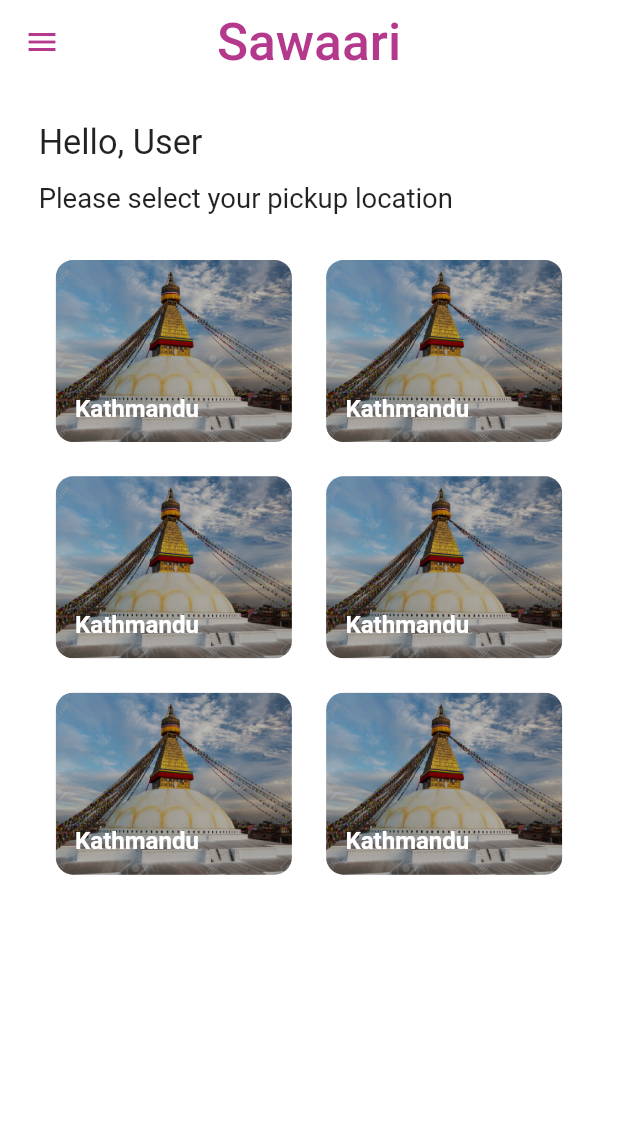
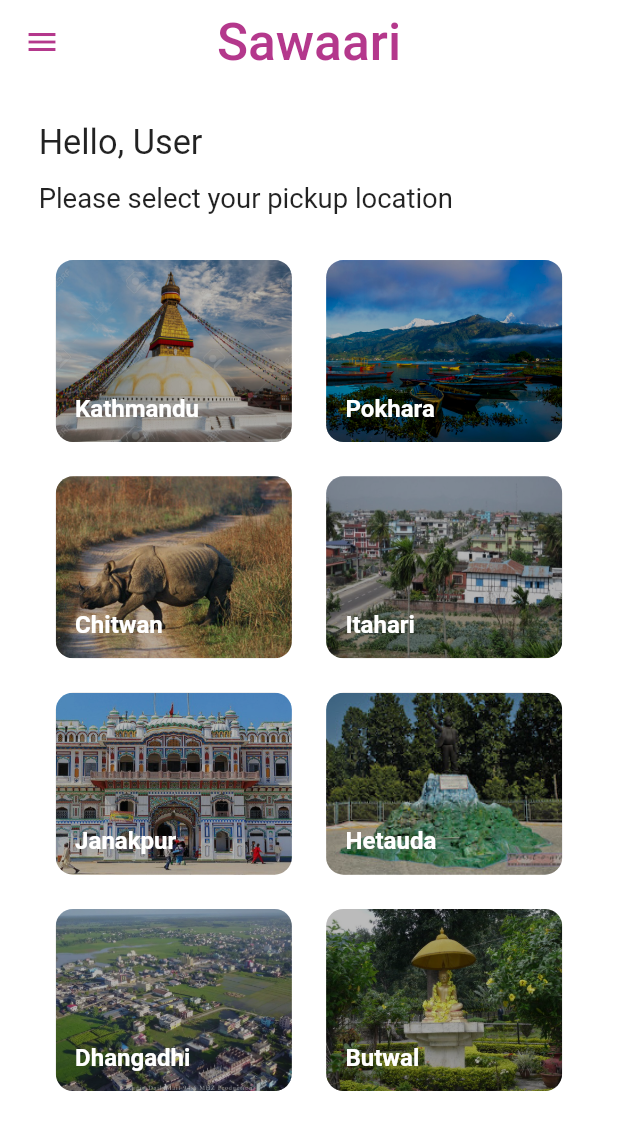
Before and after one commit to bprayush/Saawari, a Flutter app: the HomePage screen opened by its route, on a phone screen of 412 x 824 dp. Shown: the top 1130 px of the screen. Run offline on Flutter 3.47's test engine with Material 2 defaults, Android fonts, the phone set to English and light mode, and no system bars; our stand-ins replace flutter_screenutil.

Commit message:
Finished home page

```diff
--- /dev/null
+++ b/lib/src/assets/cities.dart
@@ -0,0 +1,25 @@
+import 'assets.dart';
+
+class Cities {
+  static List<String> names = [
+    'Kathmandu',
+    'Pokhara',
+    'Chitwan',
+    'Itahari',
+    'Janakpur',
+    'Hetauda',
+    'Dhangadhi',
+    'Butwal',
+  ];
+
+  static Map<String, String> cityImages = {
+    names[0]: Images.kathmandu,
+    names[1]: Images.pokhara,
+    names[2]: Images.chitwan,
+    names[3]: Images.itahari,
+    names[4]: Images.janakpur,
+    names[5]: Images.hetauda,
+    names[6]: Images.dhangadhi,
+    names[7]: Images.butwal,
+  };
+}
--- a/lib/src/pages/home_page/home_page.dart
+++ b/lib/src/pages/home_page/home_page.dart
@@ -1,6 +1,7 @@
 import 'package:flutter/material.dart';
 import 'package:flutter_screenutil/flutter_screenutil.dart';
 import 'package:sawari/src/assets/assets.dart';
+import 'package:sawari/src/assets/cities.dart';
 import 'package:sawari/src/widgets/location_widget/location_widget.dart';
 import 'package:sawari/src/widgets/logo/logo.dart';
 
@@ -59,14 +60,17 @@ class HomePage extends StatelessWidget {
             Expanded(
               child: Container(
                 child: GridView.builder(
+                  physics: BouncingScrollPhysics(),
                   gridDelegate: SliverGridDelegateWithFixedCrossAxisCount(
                     crossAxisCount: 2,
                     childAspectRatio: 5 / 4,
                   ),
-                  itemCount: 6,
+                  itemCount: 8,
                   itemBuilder: (context, index) {
                     return LocationWidget(
-                      city: 'Kathmandu',
+                      city: Cities.names[index],
+                      image: Cities.cityImages[Cities.names[index]],
+                      tapHandler: tap,
                     );
                   },
                 ),
@@ -77,4 +81,8 @@ class HomePage extends StatelessWidget {
       ),
     );
   }
+
+  void tap(String city) {
+    print('Tapped $city');
+  }
 }
--- /dev/null
+++ b/lib/src/pages/vehicle_date_selection_page/vehicle_date_selection.dart
@@ -0,0 +1 @@
+import 'package:flutter/material.dart';
--- a/lib/src/widgets/location_widget/location_widget.dart
+++ b/lib/src/widgets/location_widget/location_widget.dart
@@ -4,10 +4,14 @@ import 'package:sawari/src/assets/assets.dart';
 
 class LocationWidget extends StatelessWidget {
   final String city;
+  final String image;
+  final Function tapHandler;
 
   const LocationWidget({
     Key key,
     @required this.city,
+    @required this.image,
+    this.tapHandler,
   }) : super(key: key);
 
   @override
@@ -18,7 +22,9 @@ class LocationWidget extends StatelessWidget {
       allowFontScaling: true,
     )..init(context);
 
-    return Stack(
+    return GestureDetector(
+      onTap: () => tapHandler(city),
+      child: Stack(
         children: <Widget>[
           Container(
             margin: EdgeInsets.all(
@@ -31,7 +37,7 @@ class LocationWidget extends StatelessWidget {
               image: DecorationImage(
                 fit: BoxFit.cover,
                 image: AssetImage(
-                Images.kathmandu,
+                  image,
                 ),
               ),
             ),
@@ -52,7 +58,7 @@ class LocationWidget extends StatelessWidget {
               ),
               alignment: Alignment.bottomLeft,
               child: Text(
-              'Kathmandu',
+                '$city',
                 style: TextStyle(
                   fontSize: FontSize.fontSize14,
                   color: Colors.white,
@@ -62,6 +68,7 @@ class LocationWidget extends StatelessWidget {
             ),
           ),
         ],
+      ),
     );
   }
 }
```
Lines whose indentation alone changed are shown as unchanged.
